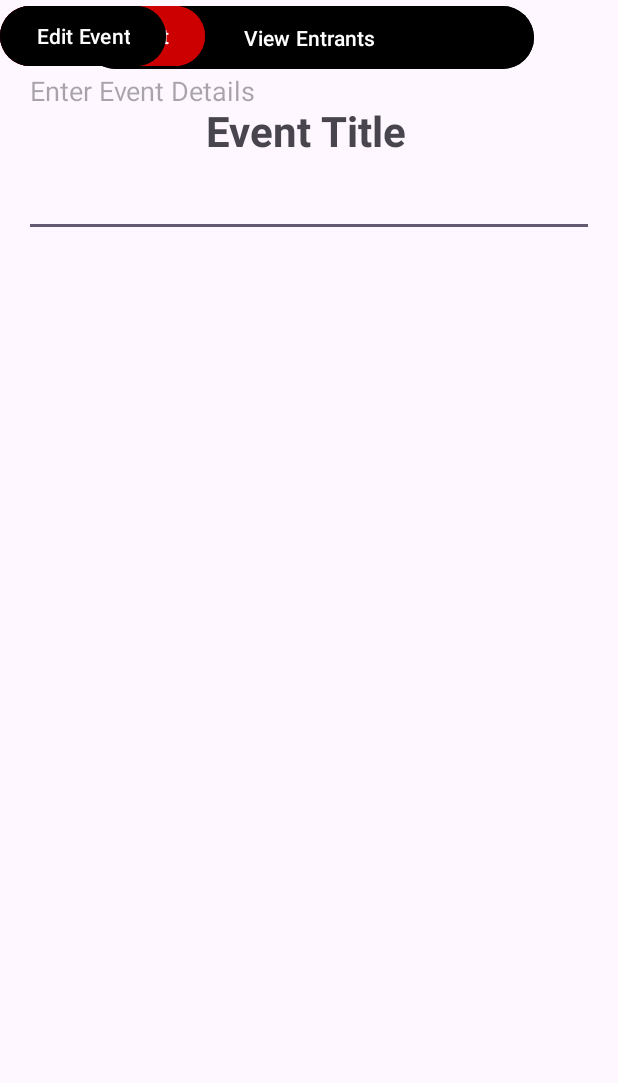
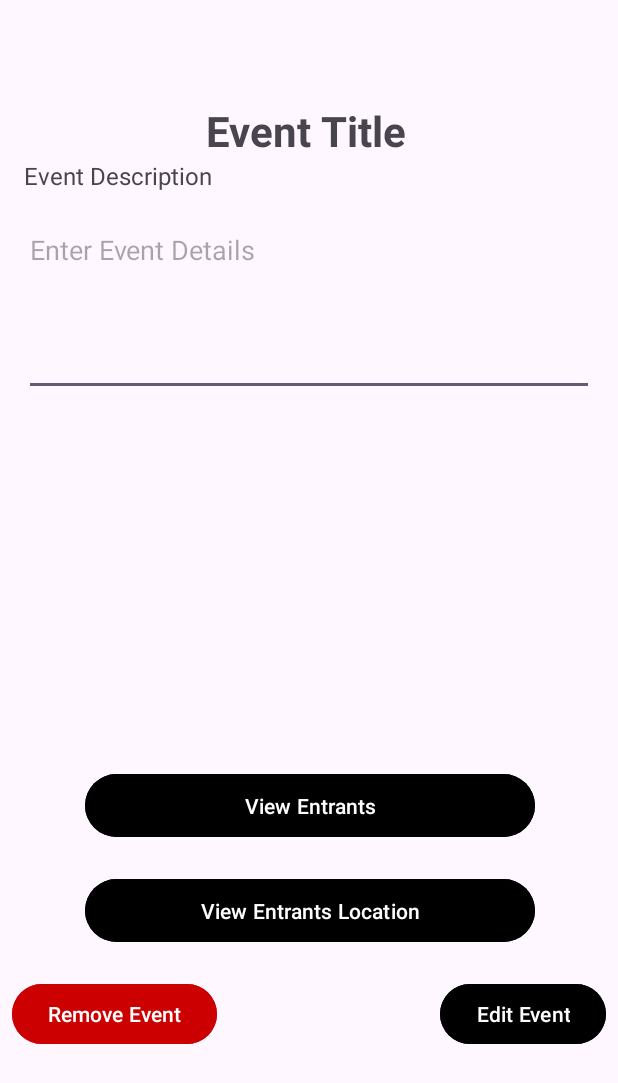
Before and after one commit to CMPUT301F24aurora/aurora-sky, an Android app: the layout organizer_event_details.xml on its own in the app's theme, with its tools: preview values and no code run, on a phone screen of 412 x 824 dp. Shown: the top 1083 px of the screen. Run offline under Robolectric (Android 15) with nearby library versions, the phone set to English and light mode, and no system bars.

Commit message:
adding View entrants location to organizer_event_details.xml file

```diff
--- a/Project/app/src/main/res/layout/organizer_event_details.xml
+++ b/Project/app/src/main/res/layout/organizer_event_details.xml
@@ -5,8 +5,7 @@
     xmlns:tools="http://schemas.android.com/tools"
     android:layout_width="match_parent"
     android:layout_height="match_parent"
-    tools:context="Organizer">
-
+    tools:context=".Organizer">
 
     <TextView
         android:id="@+id/event_title"
@@ -30,10 +29,9 @@
         android:text="Event Description"
         android:textSize="16sp"
         app:layout_constraintEnd_toEndOf="parent"
-        app:layout_constraintHorizontal_bias="0.0"
         app:layout_constraintStart_toStartOf="parent"
-        tools:layout_editor_absoluteY="130dp"
-        tools:ignore="MissingConstraints" />
+        app:layout_constraintTop_toBottomOf="@id/event_title"/>
+
     <EditText
         android:id="@+id/event_details_edit"
         android:layout_width="0dp"
@@ -54,32 +52,52 @@
         android:id="@+id/view_entrants_button"
         android:layout_width="300dp"
         android:layout_height="50dp"
+        android:layout_marginTop="248dp"
         android:backgroundTint="#000000"
         android:text="View Entrants"
+        android:textColor="@android:color/white"
         app:layout_constraintEnd_toEndOf="parent"
-        app:layout_constraintHorizontal_bias="0.498"
+        app:layout_constraintHorizontal_bias="0.504"
         app:layout_constraintStart_toStartOf="parent"
-        tools:layout_editor_absoluteY="592dp"
-        tools:ignore="MissingConstraints" />
+        app:layout_constraintTop_toBottomOf="@id/event_details_edit" />
 
     <Button
         android:id="@+id/remove_event_button"
         android:layout_width="wrap_content"
         android:layout_height="wrap_content"
+        android:layout_marginStart="8dp"
+        android:layout_marginTop="20dp"
         android:backgroundTint="@android:color/holo_red_dark"
         android:text="Remove Event"
         android:textColor="@android:color/white"
-        tools:layout_editor_absoluteX="55dp"
-        tools:layout_editor_absoluteY="652dp"
-        tools:ignore="MissingConstraints" />
+        app:layout_constraintStart_toStartOf="parent"
+        app:layout_constraintTop_toBottomOf="@id/view_entrants_locations_button" />
 
     <Button
         android:id="@+id/edit_event_button"
         android:layout_width="wrap_content"
         android:layout_height="wrap_content"
+        android:layout_marginTop="20dp"
+        android:layout_marginEnd="8dp"
         android:backgroundTint="#000000"
         android:text="Edit Event"
-        tools:layout_editor_absoluteX="244dp"
-        tools:layout_editor_absoluteY="652dp"
-        tools:ignore="MissingConstraints" />
+        android:textColor="@android:color/white"
+        app:layout_constraintEnd_toEndOf="parent"
+        app:layout_constraintTop_toBottomOf="@id/view_entrants_locations_button" />
+
+    <Button
+        android:id="@+id/view_entrants_locations_button"
+        android:layout_width="300dp"
+        android:layout_height="50dp"
+        android:layout_marginTop="20dp"
+        android:backgroundTint="#000000"
+        android:text="View Entrants Location"
+        android:textColor="@android:color/white"
+        app:layout_constraintEnd_toEndOf="parent"
+        app:layout_constraintHorizontal_bias="0.504"
+        app:layout_constraintStart_toStartOf="parent"
+        app:layout_constraintTop_toBottomOf="@id/view_entrants_button" />
+
+
+
 </androidx.constraintlayout.widget.ConstraintLayout>
```
